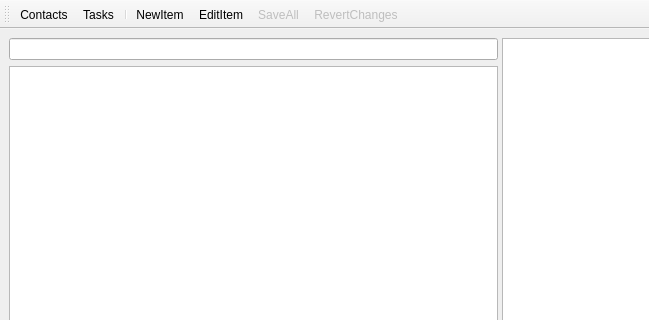
Above: ui/mainwindow.ui from czeppi/cc-pim before the change; both pictures show x 0 to 649 and y 0 to 320 of the 1000 by 800 pixel window. Below: the same form after it.
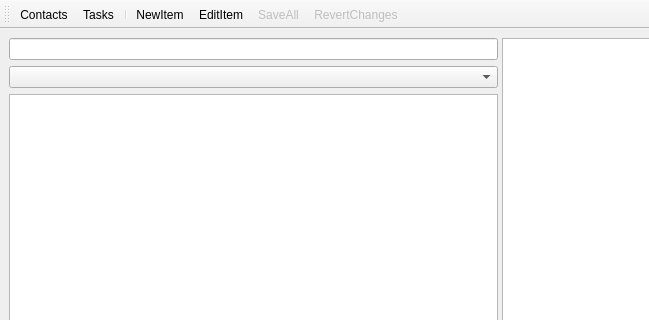
That is the form after the change. Icons and pictures are not drawn. Custom widgets are drawn as their Qt base class.

Commit message: add category filter

Diff of the .ui file:
```diff
--- a/ui/mainwindow.ui
+++ b/ui/mainwindow.ui
@@ -31,6 +31,9 @@
         <item>
          <widget class="SearchEdit" name="search_edit"/>
         </item>
+        <item>
+         <widget class="QComboBox" name="category_filter"/>
+        </item>
         <item>
          <widget class="QListWidget" name="search_result_list"/>
         </item>
```
Left out of the diff: 2 changed lines with no effect on the pictures. The commit also changes 3 other files.
